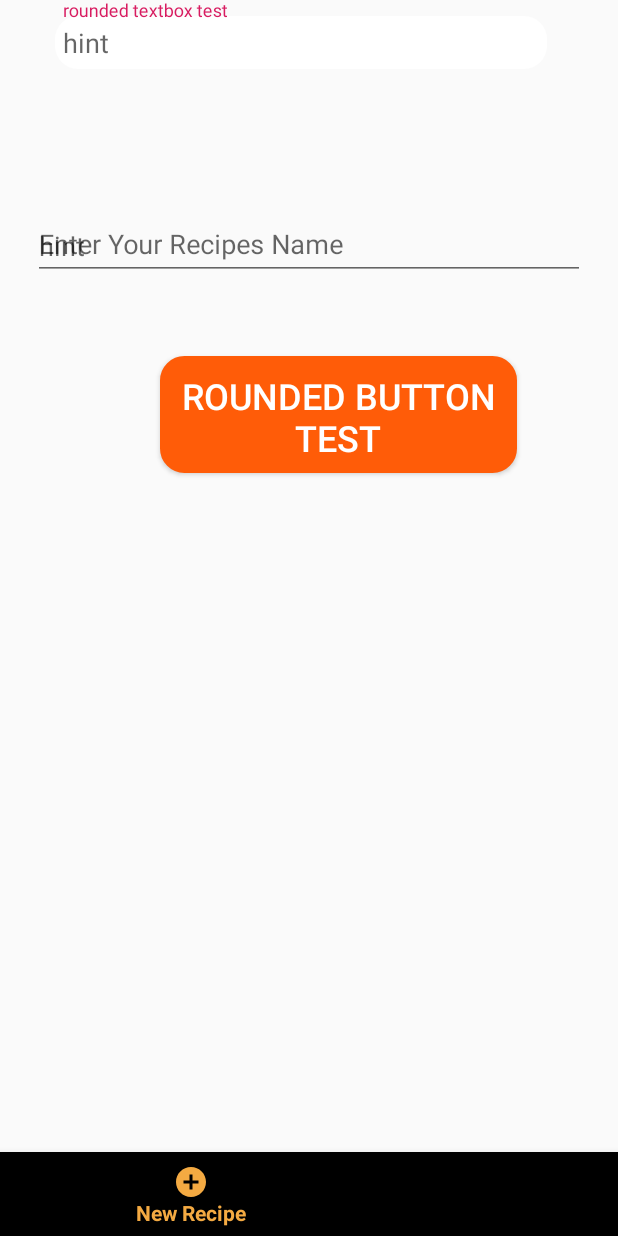
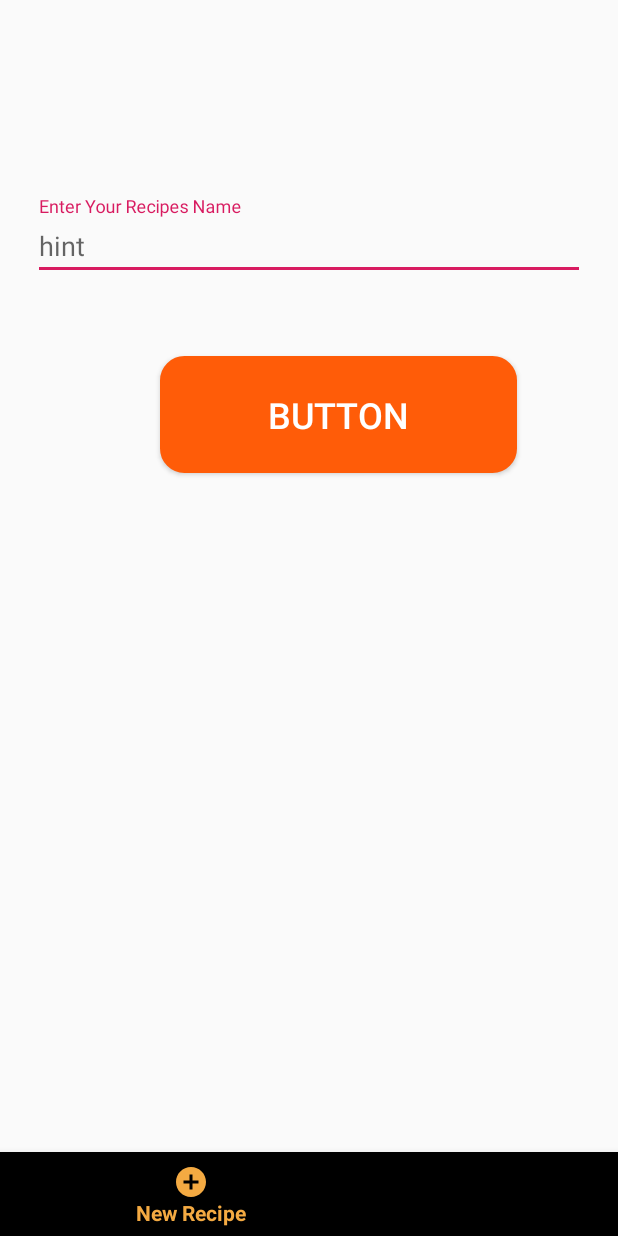
Before and after one commit to CP317-SnapChef/SnapChef, an Android app: the CreateRecipeView screen opened directly, with no data from a screen before it, on a phone screen of 412 x 824 dp. Run offline under Robolectric (Android 15) with nearby library versions, the phone set to English and light mode, and no system bars; Roboto replaces fonts that are not available here.

Commit message:
test commit

```diff
--- a/Android/SnapChef/app/src/main/res/layout/activity_create_recipe.xml
+++ b/Android/SnapChef/app/src/main/res/layout/activity_create_recipe.xml
@@ -63,7 +63,7 @@
             android:layout_marginBottom="166dp"
             android:background="@drawable/rounded_corner_button"
             android:padding="10dp"
-            android:text="Rounded Button Test"
+            android:text="Button"
             android:textColor="#FFFFFF"
             android:textSize="24sp"
             app:layout_constraintBottom_toBottomOf="parent"
@@ -76,19 +76,9 @@
             android:layout_height="wrap_content"
             android:hint="rounded textbox test"
             tools:layout_editor_absoluteX="8dp"
-            tools:layout_editor_absoluteY="61dp"
-            tools:ignore="MissingConstraints">
+            tools:layout_editor_absoluteY="61dp">
 
 
-            <android.support.design.widget.TextInputEditText
-                android:id="@+id/textBox1"
-                android:layout_width="match_parent"
-                android:layout_height="wrap_content"
-                android:background="@drawable/rounded_edit_text"
-                android:hint="hint"
-                android:padding="5dp"
-                app:layout_constraintBottom_toTopOf="@+id/scrollView"
-                app:layout_constraintEnd_toEndOf="parent" />
         </android.support.design.widget.TextInputLayout>
     </android.support.constraint.ConstraintLayout>
 
```
